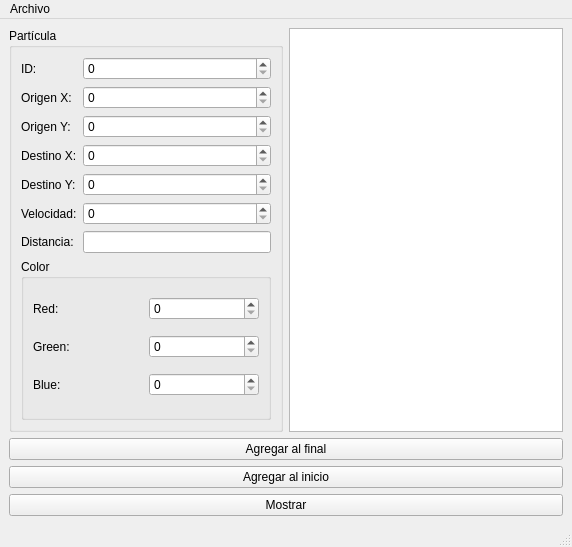
This is mainwindow.ui in ulisesoldemar/Act-08-User_Interface as Qt 5 draws it before an edit. The edited form follows.
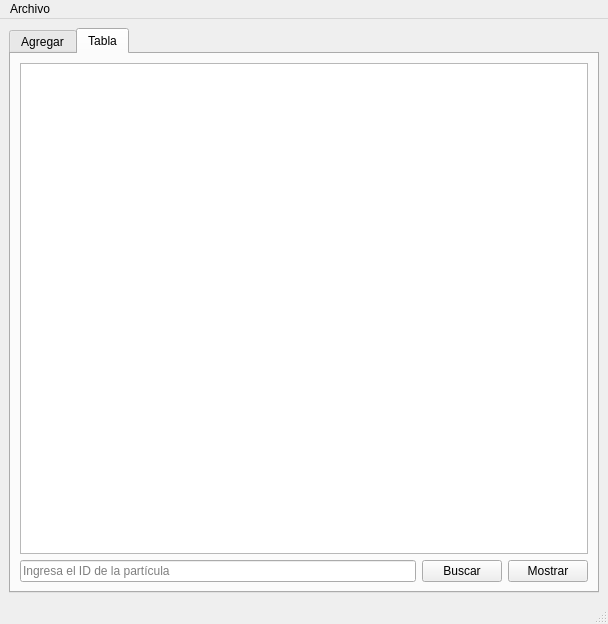
This is the edited form. The open tabs and pages were chosen to show the change.

Commit message: Agregada opción oara mostrar en forma de tabla y búsqueda lineal

```diff
--- a/mainwindow.ui
+++ b/mainwindow.ui
@@ -6,15 +6,25 @@
    <rect>
     <x>0</x>
     <y>0</y>
-    <width>572</width>
-    <height>547</height>
+    <width>608</width>
+    <height>624</height>
    </rect>
   </property>
   <property name="windowTitle">
    <string>Partículas</string>
   </property>
   <widget class="QWidget" name="centralwidget">
-   <layout class="QGridLayout" name="gridLayout_5">
+   <layout class="QGridLayout" name="gridLayout_2">
+    <item row="0" column="0">
+     <widget class="QTabWidget" name="tabWidget">
+      <property name="currentIndex">
+       <number>0</number>
+      </property>
+      <widget class="QWidget" name="tab">
+       <attribute name="title">
+        <string>Agregar</string>
+       </attribute>
+       <layout class="QGridLayout" name="gridLayout">
     <item row="0" column="0">
      <widget class="QGroupBox" name="groupBox">
       <property name="title">
@@ -203,13 +213,48 @@
     </item>
    </layout>
   </widget>
+      <widget class="QWidget" name="tab_2">
+       <attribute name="title">
+        <string>Tabla</string>
+       </attribute>
+       <layout class="QGridLayout" name="gridLayout_5">
+        <item row="0" column="0" colspan="3">
+         <widget class="QTableWidget" name="tabla"/>
+        </item>
+        <item row="1" column="0">
+         <widget class="QLineEdit" name="buscar_lineEdit">
+          <property name="placeholderText">
+           <string>Ingresa el ID de la partícula</string>
+          </property>
+         </widget>
+        </item>
+        <item row="1" column="1">
+         <widget class="QPushButton" name="buscar_pushButton">
+          <property name="text">
+           <string>Buscar</string>
+          </property>
+         </widget>
+        </item>
+        <item row="1" column="2">
+         <widget class="QPushButton" name="mostrar_pushButton_tabla">
+          <property name="text">
+           <string>Mostrar</string>
+          </property>
+         </widget>
+        </item>
+       </layout>
+      </widget>
+     </widget>
+    </item>
+   </layout>
+  </widget>
   <widget class="QStatusBar" name="statusbar"/>
   <widget class="QMenuBar" name="menuBar">
    <property name="geometry">
     <rect>
      <x>0</x>
      <y>0</y>
-     <width>572</width>
+     <width>608</width>
      <height>25</height>
     </rect>
    </property>
```
Left out of the diff: 120 changed lines with no effect on the pictures. Lines whose indentation alone changed are shown as unchanged. The commit also changes 9 other files.
